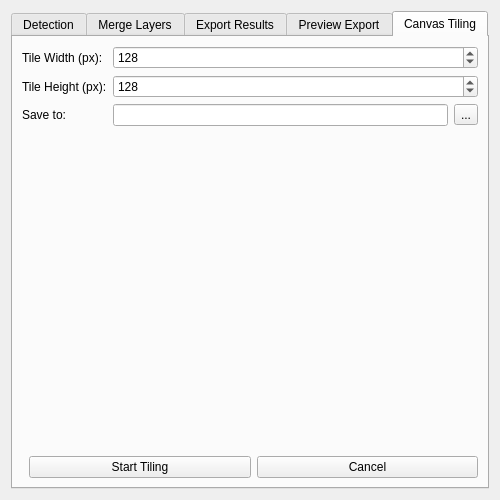
Before: the Qt Designer form yolo_plugin/yolo_plugin_dialog_base.ui in mateusz29/qgis-yolo-plugin, drawn with Qt 5.
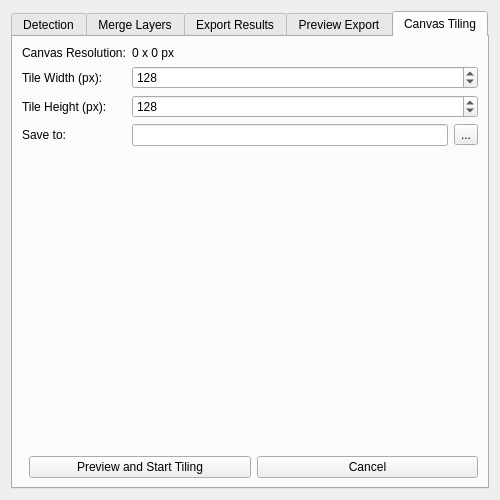
After: the same form once the commit is applied. The open tabs and pages were chosen to show the change.

Commit message: Add canvas resolution display and preview of the tiling

```diff
--- a/yolo_plugin/yolo_plugin_dialog_base.ui
+++ b/yolo_plugin/yolo_plugin_dialog_base.ui
@@ -545,33 +545,43 @@
           <number>6</number>
           </property>
           <item row="0" column="0">
-          <widget class="QLabel">
-            <property name="text"><string>Tile Width (px):</string></property>
+          <widget class="QLabel" name="label_canvas_res">
+            <property name="text"><string>Canvas Resolution:</string></property>
           </widget>
           </item>
           <item row="0" column="1">
-          <widget class="QSpinBox" name="spinBox_tile_width">
-            <property name="maximum"><number>5000</number></property>
-            <property name="value"><number>128</number></property>
+          <widget class="QLabel" name="label_canvas_res_value">
+            <property name="text"><string>0 x 0 px</string></property>
           </widget>
           </item>
           <item row="1" column="0">
           <widget class="QLabel">
-            <property name="text"><string>Tile Height (px):</string></property>
+            <property name="text"><string>Tile Width (px):</string></property>
           </widget>
           </item>
           <item row="1" column="1">
-          <widget class="QSpinBox" name="spinBox_tile_height">
+          <widget class="QSpinBox" name="spinBox_tile_width">
             <property name="maximum"><number>5000</number></property>
             <property name="value"><number>128</number></property>
           </widget>
           </item>
           <item row="2" column="0">
           <widget class="QLabel">
-            <property name="text"><string>Save to:</string></property>
+            <property name="text"><string>Tile Height (px):</string></property>
           </widget>
           </item>
           <item row="2" column="1">
+          <widget class="QSpinBox" name="spinBox_tile_height">
+            <property name="maximum"><number>5000</number></property>
+            <property name="value"><number>128</number></property>
+          </widget>
+          </item>
+          <item row="3" column="0">
+          <widget class="QLabel">
+            <property name="text"><string>Save to:</string></property>
+          </widget>
+          </item>
+          <item row="3" column="1">
           <layout class="QHBoxLayout">
             <item><widget class="QLineEdit" name="lineEdit_tiling_dir"/></item>
             <item>
@@ -600,7 +610,7 @@
           </item>
           <item>
           <widget class="QPushButton" name="btn_tiling_run">
-            <property name="text"><string>Start Tiling</string></property>
+            <property name="text"><string>Preview and Start Tiling</string></property>
           </widget>
           </item>
           <item>
```
The commit also changes 2 other files.
